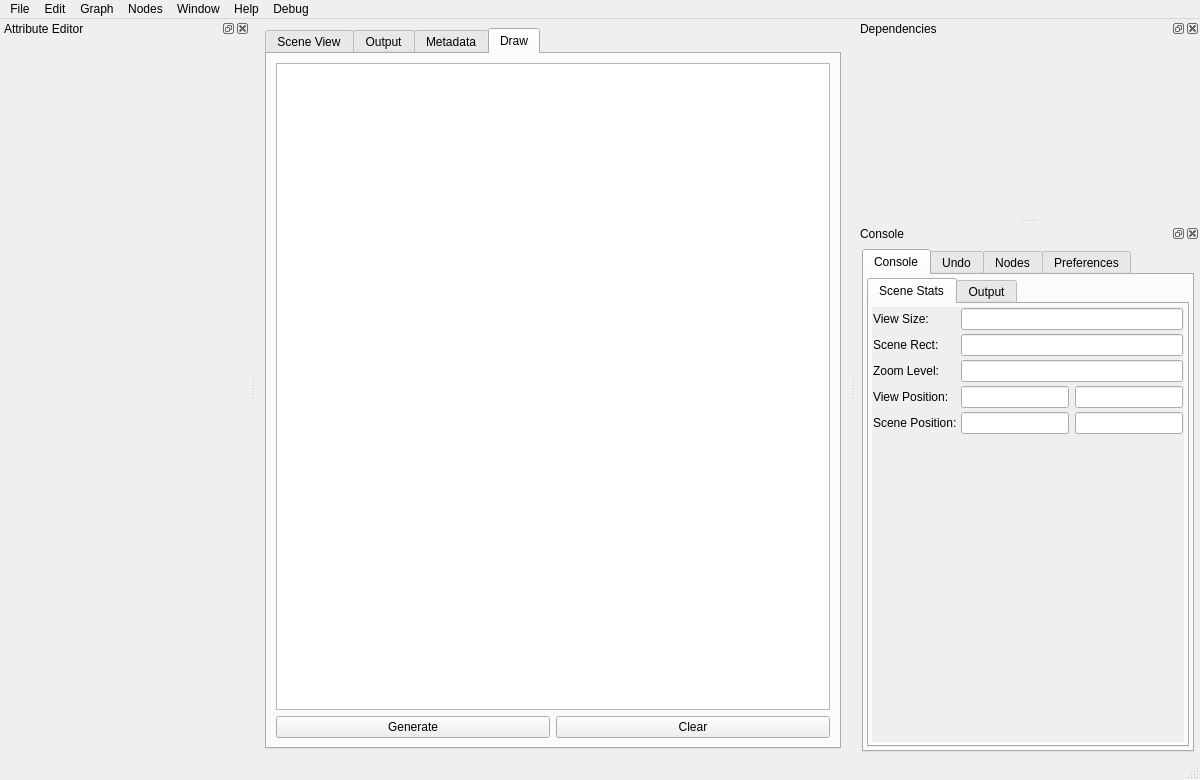
Qt form ui/SceneGraph.ui (mfessenden/SceneGraph) before a commit.
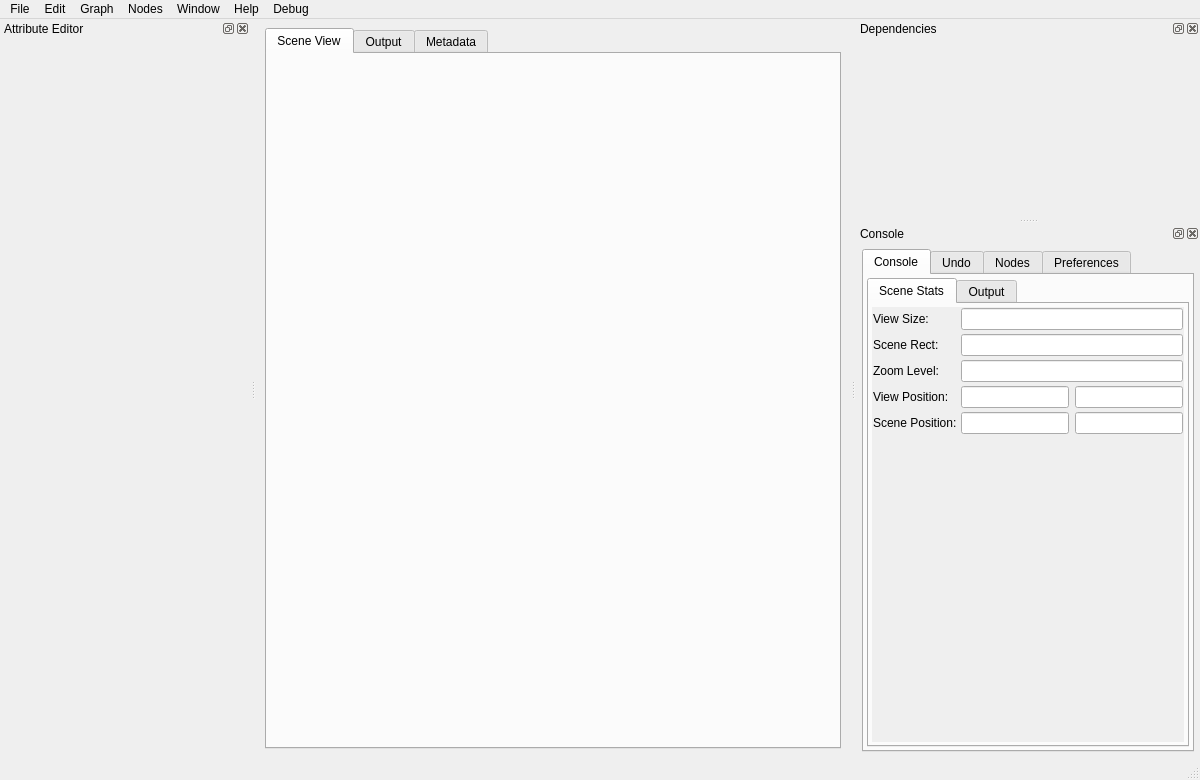
The same form after that commit. The open tabs and pages were chosen to show the change. Icons and pictures are not drawn.

Commit message: - add new SceneEventHandler - add EventHandler.blocked attribute to block all callbacks - PluginManager scans for core nodes/widgets in root package - StylesheetManager will set the default fonts values if the user prefs are not set - logging level is set via prefs correctly

Patch:
```diff
--- a/ui/SceneGraph.ui
+++ b/ui/SceneGraph.ui
@@ -102,38 +102,6 @@
         </item>
        </layout>
       </widget>
-      <widget class="QWidget" name="drawTab">
-       <attribute name="title">
-        <string>Draw</string>
-       </attribute>
-       <layout class="QVBoxLayout" name="drawTabLayout">
-        <item>
-         <widget class="QGraphicsView" name="draw_view">
-          <property name="styleSheet">
-           <string notr="true"/>
-          </property>
-         </widget>
-        </item>
-        <item>
-         <layout class="QHBoxLayout" name="drawTabButtonsLayout">
-          <item>
-           <widget class="QPushButton" name="button_update_draw">
-            <property name="text">
-             <string>Generate</string>
-            </property>
-           </widget>
-          </item>
-          <item>
-           <widget class="QPushButton" name="button_clear_draw">
-            <property name="text">
-             <string>Clear</string>
-            </property>
-           </widget>
-          </item>
-         </layout>
-        </item>
-       </layout>
-      </widget>
      </widget>
     </item>
    </layout>
```
Left out of the diff: 1 changed line with no effect on the pictures. The commit also changes 20 other files.
